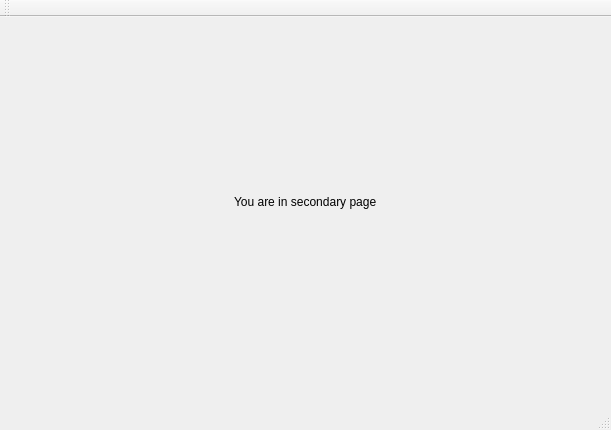
The window that secondarywindow.ui (Kpro11/Aqeous) describes before a commit, drawn with Qt 5.
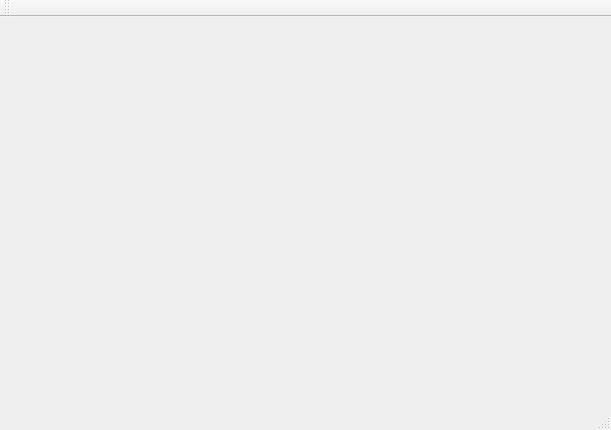
The same window after the commit.

Commit message:
secondary view layout
UI element layouts

```diff
--- a/secondarywindow.ui
+++ b/secondarywindow.ui
@@ -17,19 +17,15 @@
    <widget class="QWidget" name="gridLayoutWidget">
     <property name="geometry">
      <rect>
-      <x>0</x>
-      <y>0</y>
-      <width>611</width>
-      <height>371</height>
+      <x>469</x>
+      <y>10</y>
+      <width>131</width>
+      <height>241</height>
      </rect>
     </property>
-    <layout class="QGridLayout" name="gridLayout">
-     <item row="0" column="0" alignment="Qt::AlignHCenter|Qt::AlignVCenter">
-      <widget class="QLabel" name="label">
-       <property name="text">
-        <string>You are in secondary page</string>
-       </property>
-      </widget>
+    <layout class="QVBoxLayout" name="verticalLayout">
+     <item>
+      <layout class="QHBoxLayout" name="horizontalLayout_3"/>
      </item>
     </layout>
    </widget>
```
Left out of the diff: 42 changed lines with no effect on the pictures.
